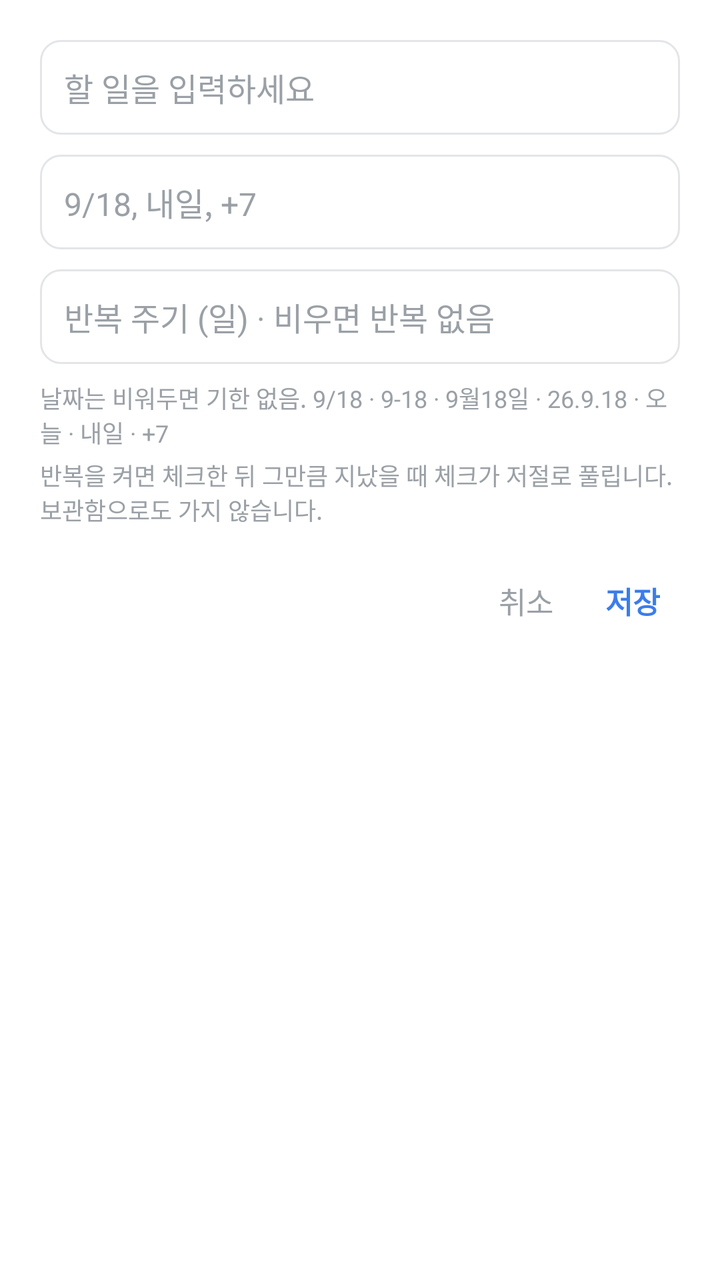
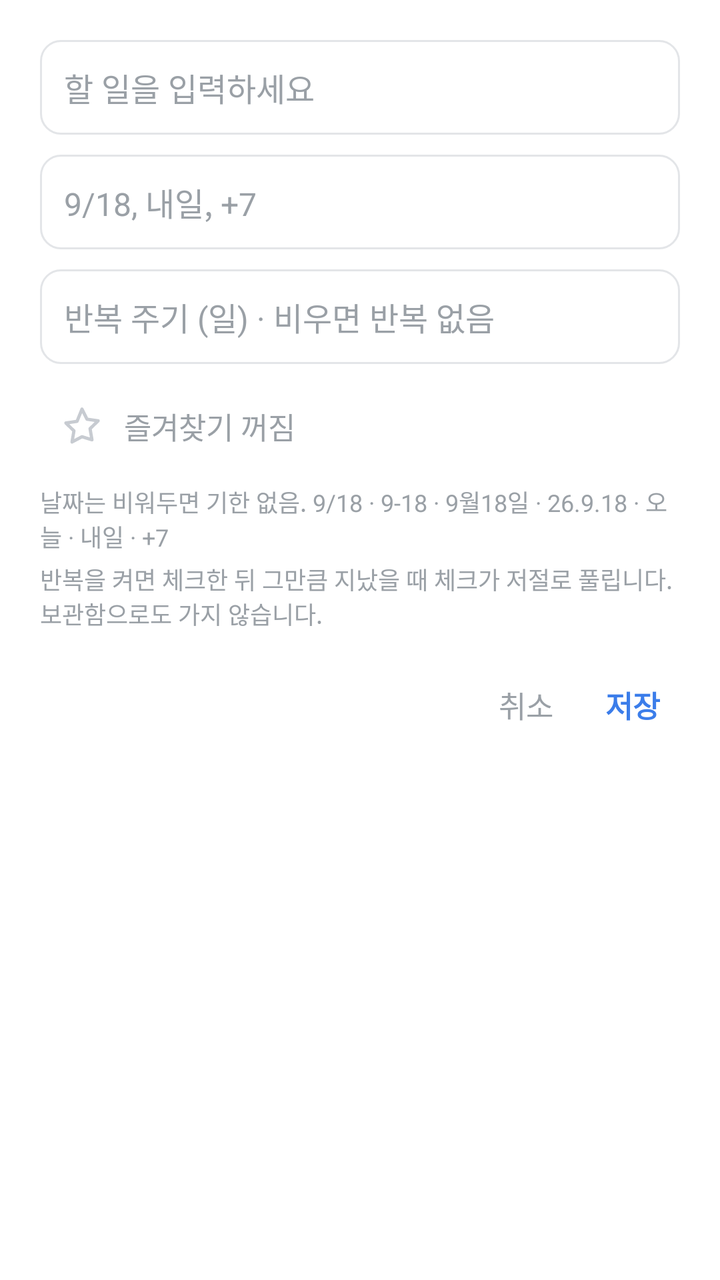

Before-and-after screenshots of an Android layout around one commit, followed by the original layout XML and the change that was made.
<!-- AndroidManifest.xml: application theme AppTheme -->
<!-- res/layout/activity_edit.xml -->
<?xml version="1.0" encoding="utf-8"?>
<LinearLayout xmlns:android="http://schemas.android.com/apk/res/android"
    android:layout_width="match_parent"
    android:layout_height="wrap_content"
    android:orientation="vertical"
    android:padding="20dp">

    <EditText
        android:id="@+id/edit_text"
        android:layout_width="match_parent"
        android:layout_height="wrap_content"
        android:background="@drawable/field_bg"
        android:padding="12dp"
        android:hint="@string/hint_task"
        android:inputType="text|textCapSentences"
        android:imeOptions="actionNext"
        android:textColor="@color/text"
        android:textColorHint="@color/muted"
        android:textSize="16sp"
        android:importantForAutofill="no" />

    <EditText
        android:id="@+id/edit_date"
        android:layout_width="match_parent"
        android:layout_height="wrap_content"
        android:layout_marginTop="10dp"
        android:background="@drawable/field_bg"
        android:padding="12dp"
        android:hint="@string/hint_date"
        android:inputType="text"
        android:imeOptions="actionDone"
        android:textColor="@color/text"
        android:textColorHint="@color/muted"
        android:textSize="16sp"
        android:importantForAutofill="no" />

    <EditText
        android:id="@+id/edit_repeat"
        android:layout_width="match_parent"
        android:layout_height="wrap_content"
        android:layout_marginTop="10dp"
        android:background="@drawable/field_bg"
        android:padding="12dp"
        android:hint="@string/hint_repeat"
        android:inputType="number"
        android:maxLength="3"
        android:imeOptions="actionDone"
        android:textColor="@color/text"
        android:textColorHint="@color/muted"
        android:textSize="16sp"
        android:importantForAutofill="no" />

    <TextView
        android:layout_width="match_parent"
        android:layout_height="wrap_content"
        android:layout_marginTop="8dp"
        android:text="@string/date_help"
        android:textColor="@color/muted"
        android:textSize="12sp" />

    <TextView
        android:layout_width="match_parent"
        android:layout_height="wrap_content"
        android:layout_marginTop="4dp"
        android:text="@string/repeat_help"
        android:textColor="@color/muted"
        android:textSize="12sp" />

    <LinearLayout
        android:layout_width="match_parent"
        android:layout_height="wrap_content"
        android:layout_marginTop="16dp"
        android:orientation="horizontal"
        android:gravity="center_vertical">

        <TextView
            android:id="@+id/btn_delete"
            android:layout_width="wrap_content"
            android:layout_height="wrap_content"
            android:padding="10dp"
            android:background="@drawable/ripple_rect"
            android:text="@string/delete"
            android:textColor="@color/overdue"
            android:textSize="15sp"
            android:visibility="gone" />

        <View
            android:layout_width="0dp"
            android:layout_height="1dp"
            android:layout_weight="1" />

        <TextView
            android:id="@+id/btn_cancel"
            android:layout_width="wrap_content"
            android:layout_height="wrap_content"
            android:padding="10dp"
            android:background="@drawable/ripple_rect"
            android:text="@string/cancel"
            android:textColor="@color/muted"
            android:textSize="15sp" />

        <TextView
            android:id="@+id/btn_save"
            android:layout_width="wrap_content"
            android:layout_height="wrap_content"
            android:layout_marginStart="6dp"
            android:padding="10dp"
            android:background="@drawable/ripple_rect"
            android:text="@string/save"
            android:textColor="@color/accent"
            android:textSize="15sp"
            android:textStyle="bold" />
    </LinearLayout>
</LinearLayout>
<!-- resources referenced by this layout -->
<resources>
  <color name="accent">#FF3B7DEA</color>
  <color name="muted">#FF9AA0A6</color>
  <color name="overdue">#FFE0463E</color>
  <color name="text">#FF22252A</color>
  <!-- drawable field_bg (drawable) -->
  <?xml version="1.0" encoding="utf-8"?>
  <shape xmlns:android="http://schemas.android.com/apk/res/android"
      android:shape="rectangle">
      <solid android:color="#00000000" />
      <stroke android:width="1dp" android:color="@color/border" />
      <corners android:radius="10dp" />
  </shape>
  <!-- drawable ripple_rect (drawable) -->
  <?xml version="1.0" encoding="utf-8"?>
  <ripple xmlns:android="http://schemas.android.com/apk/res/android"
      android:color="#22808080">
      <item android:id="@android:id/mask">
          <shape android:shape="rectangle">
              <solid android:color="#FFFFFFFF" />
              <corners android:radius="10dp" />
          </shape>
      </item>
  </ripple>
  <string name="cancel">취소</string>
  <string name="date_help">날짜는 비워두면 기한 없음. 9/18 · 9-18 · 9월18일 · 26.9.18 · 오늘 · 내일 · +7</string>
  <string name="delete">삭제</string>
  <string name="hint_date">9/18, 내일, +7</string>
  <string name="hint_repeat">반복 주기 (일) · 비우면 반복 없음</string>
  <string name="hint_task">할 일을 입력하세요</string>
  <string name="repeat_help">반복을 켜면 체크한 뒤 그만큼 지났을 때 체크가 저절로 풀립니다. 보관함으로도 가지 않습니다.</string>
  <string name="save">저장</string>
  <style name="AppTheme" parent="Theme.AppCompat.DayNight.NoActionBar">
          <item name="colorAccent">@color/accent</item>
          <item name="android:windowBackground">@color/bg</item>
          <item name="android:statusBarColor">@color/head</item>
          <item name="android:textColorPrimary">@color/text</item>
      </style>
  <color name="border">#FFE3E5E8</color>
  <color name="bg">#FFFFFFFF</color>
  <color name="head">#FFFAFAFB</color>
</resources>

<!-- the commit's change to res/layout/activity_edit.xml (unified diff, before → after) -->
@@ -49,6 +49,35 @@
         android:textColorHint="@color/muted"
         android:textSize="16sp"
         android:importantForAutofill="no" />
+
+    <LinearLayout
+        android:id="@+id/star_row"
+        android:layout_width="match_parent"
+        android:layout_height="wrap_content"
+        android:layout_marginTop="10dp"
+        android:orientation="horizontal"
+        android:gravity="center_vertical"
+        android:background="@drawable/ripple_rect"
+        android:clickable="true"
+        android:focusable="true"
+        android:padding="8dp">
+
+        <ImageView
+            android:id="@+id/edit_star"
+            android:layout_width="26dp"
+            android:layout_height="26dp"
+            android:src="@drawable/ic_star_off"
+            android:contentDescription="@string/star" />
+
+        <TextView
+            android:id="@+id/edit_star_label"
+            android:layout_width="wrap_content"
+            android:layout_height="wrap_content"
+            android:layout_marginStart="8dp"
+            android:text="@string/star_hint_off"
+            android:textColor="@color/muted"
+            android:textSize="15sp" />
+    </LinearLayout>
 
     <TextView
         android:layout_width="match_parent"
<!-- resource entries referenced after the edit -->
@@ -12,6 +12,17 @@
       <stroke android:width="1dp" android:color="@color/border" />
       <corners android:radius="10dp" />
   </shape>
+  <!-- drawable ic_star_off (drawable) -->
+  <vector xmlns:android="http://schemas.android.com/apk/res/android"
+      android:width="24dp" android:height="24dp"
+      android:viewportWidth="24" android:viewportHeight="24">
+      <path
+          android:pathData="M12,4.2l2.3,4.66 5.15,0.75 -3.73,3.63 0.88,5.13L12,16.95l-4.6,2.42 0.88,-5.13 -3.73,-3.63 5.15,-0.75z"
+          android:strokeColor="@color/star_off"
+          android:strokeWidth="1.5"
+          android:strokeLineJoin="round"
+          android:fillColor="#00000000" />
+  </vector>
   <!-- drawable ripple_rect (drawable) -->
   <?xml version="1.0" encoding="utf-8"?>
   <ripple xmlns:android="http://schemas.android.com/apk/res/android"
@@ -31,6 +42,8 @@
   <string name="hint_task">할 일을 입력하세요</string>
   <string name="repeat_help">반복을 켜면 체크한 뒤 그만큼 지났을 때 체크가 저절로 풀립니다. 보관함으로도 가지 않습니다.</string>
   <string name="save">저장</string>
+  <string name="star">즐겨찾기</string>
+  <string name="star_hint_off">즐겨찾기 꺼짐</string>
   <style name="AppTheme" parent="Theme.AppCompat.DayNight.NoActionBar">
           <item name="colorAccent">@color/accent</item>
           <item name="android:windowBackground">@color/bg</item>
@@ -38,6 +51,7 @@
           <item name="android:textColorPrimary">@color/text</item>
       </style>
   <color name="border">#FFE3E5E8</color>
+  <color name="star_off">#FFC7CBD1</color>
   <color name="bg">#FFFFFFFF</color>
   <color name="head">#FFFAFAFB</color>
 </resources>
